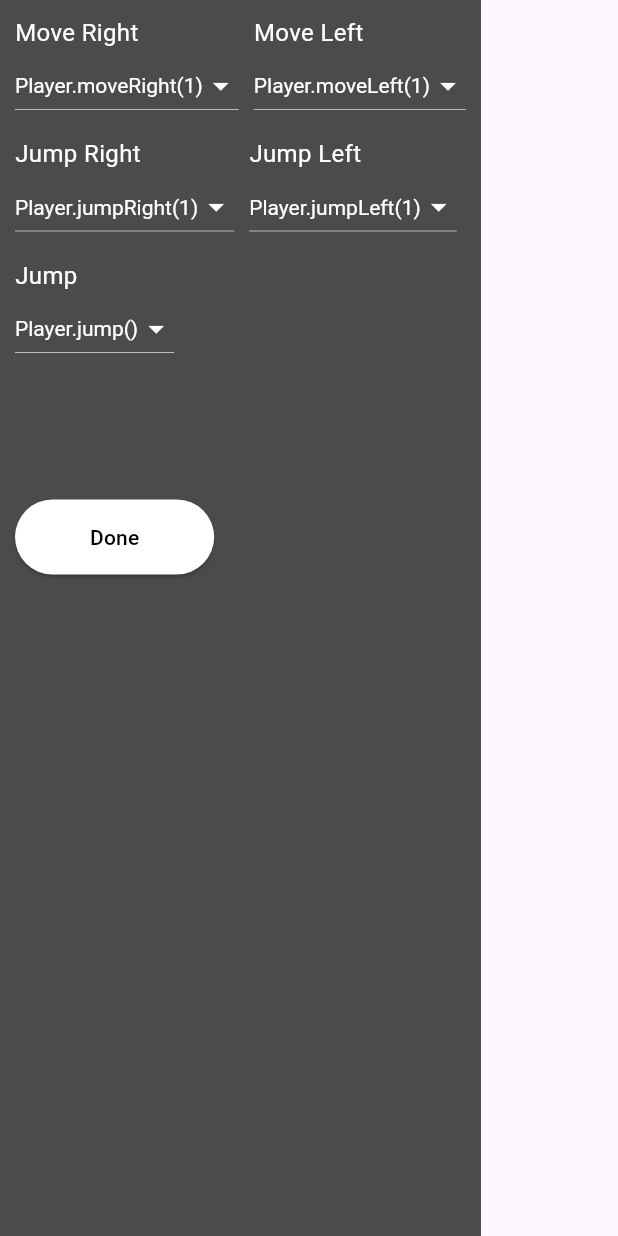
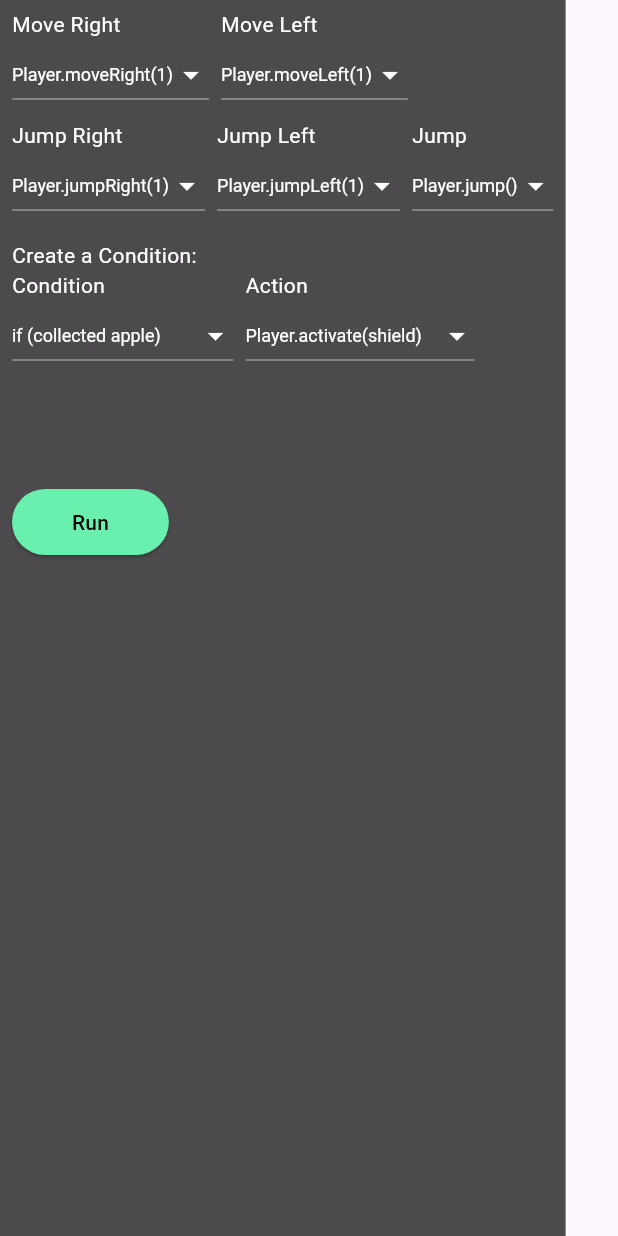
Before and after one commit to SachchitBalamurugan/pandabyteGame, a Flutter app: the MenuOverlay widget shown alone on an empty page, opened directly with empty values, on a phone screen of 412 x 824 dp. Run offline on Flutter 3.47's test engine with Material 3 defaults, Android fonts, the phone set to English and light mode, and no system bars; missing offline and left inert: flame, flame_tiled.

Commit message:
Added a if condition overlay with shield logic done

```diff
--- a/lib/components/fruit.dart
+++ b/lib/components/fruit.dart
@@ -1,10 +1,12 @@
 import 'dart:async';
-
+import 'package:game_pandabyte/menu_overlay.dart';
 import 'package:flame/collisions.dart';
 import 'package:flame/components.dart';
 import 'package:game_pandabyte/components/custom_hitbox.dart';
+import 'package:game_pandabyte/menu_overlay.dart';
 import 'package:game_pandabyte/pixel_adventure.dart';
 import 'package:game_pandabyte/screens/Course.dart';
+double shield = 0;
 class Fruit extends SpriteAnimationComponent with HasGameRef<PixelAdventure>, CollisionCallbacks{
   final String fruit;
   Fruit({
@@ -49,6 +51,11 @@ class Fruit extends SpriteAnimationComponent with HasGameRef<PixelAdventure>, Co
 
   void collidingWithPlayer() {
     if(!_collected) {
+      if (collectedF ==1){
+        shield = 1;
+        collectedF=0;
+      }
+
       animation = SpriteAnimation.fromFrameData(
           game.images.fromCache('Items/Fruits/Collected.png'),
           SpriteAnimationData.sequenced(
--- a/lib/components/player.dart
+++ b/lib/components/player.dart
@@ -5,6 +5,7 @@ import 'package:flutter/services.dart';
 import 'package:game_pandabyte/components/collision_block.dart';
 import 'package:game_pandabyte/components/custom_hitbox.dart';
 import 'package:game_pandabyte/components/utils.dart';
+import 'package:game_pandabyte/menu_overlay.dart';
 import 'dart:async';
 
 import 'package:game_pandabyte/pixel_adventure.dart';
@@ -66,6 +67,11 @@ class Player extends SpriteAnimationGroupComponent
 
   @override
   void update(double dt) {
+    if(collectedF ==1){
+      final neonGreenColor = Color(0x8000FF00); // Neon green with 50% transparency (alpha 0x80)
+      this.paint = Paint()
+        ..colorFilter = ColorFilter.mode(neonGreenColor, BlendMode.overlay);
+    }
     // Wait until isMoveRequested is true to proceed with movement logic
     if (isMoveRequested == 0) {
       // Move left by 1 step
@@ -443,22 +449,28 @@ class Player extends SpriteAnimationGroupComponent
   }
 
   void _respawn() {
+    if (shield != 1) {
       const hitDuration = Duration(milliseconds: 350);
       const appearingDuration = Duration(milliseconds: 350);
       const canMoveDuration = Duration(milliseconds: 400);
       gotHit = true;
       current = PlayerState.hit;
-    Future.delayed(hitDuration,(){
+      Future.delayed(hitDuration, () {
         scale.x = 1;
         position = startingPosition - Vector2.all(32);
-      current= PlayerState.appearing;
-      Future.delayed(appearingDuration,(){
+        current = PlayerState.appearing;
+        Future.delayed(appearingDuration, () {
           velocity = Vector2.zero();
           position = startingPosition;
           _updatePlayerState();
-        Future.delayed(canMoveDuration, ()=>gotHit = false);
+          Future.delayed(canMoveDuration, () => gotHit = false);
         });
       });
       //position = startingPosition;
+    } else {
+      final neonGreenColor = Color(0x8000FF00); // Neon green with 50% transparency (alpha 0x80)
+      this.paint = Paint()
+        ..colorFilter = ColorFilter.mode(neonGreenColor, BlendMode.overlay);
     }
   }
+}
--- a/lib/menu_overlay.dart
+++ b/lib/menu_overlay.dart
@@ -1,6 +1,8 @@
 import 'package:flutter/material.dart';
 import 'pixel_adventure.dart';
 import 'components/player.dart';
+
+double collectedF=0;
 
 class MenuOverlay extends StatefulWidget {
   const MenuOverlay({
@@ -22,6 +24,8 @@ class _MenuOverlayState extends State<MenuOverlay> {
   String _selectedJumpRight = 'Player.jumpRight(1)';
   String _selectedJumpLeft = 'Player.jumpLeft(1)';
   String _selectedJump = 'Player.jump()';
+  String _selectedCondition = 'if (collected apple)';
+  String _selectedAction = 'Player.activate(shield)';
 
   final List<String> _moveRightOptions = [
     'Player.moveRight(1)',
@@ -52,21 +56,28 @@ class _MenuOverlayState extends State<MenuOverlay> {
   ];
 
   List<String> _commandsInCodeSpace = [];
+  final List<String> _conditionOptions = [
+    'if (collected apple)',
+    'if (player health < 50)',
+    'if (time remaining < 10)',
+  ];
+
+  final List<String> _actionOptions = [
+    'Player.activate(shield)',
+    'Player.gainHealth(10)',
+    'Player.increaseSpeed(2)',
+  ];
 
   void _handleCommand(String command) {
     if (command == 'Player.moveRight(1)') {
       isMoveRequested = 2;
     } else if (command == 'Player.moveRight(2)') {
       isMoveRequested = 20;
-
-    }
-    else if (command == 'Player.moveRight(3)'){
-      isMoveRequested=30;
-    }
-    else if (command == 'Player.moveRight(4)'){
-      isMoveRequested=40;
-    } else
-    if (command == 'Player.moveLeft(1)') {
+    } else if (command == 'Player.moveRight(3)') {
+      isMoveRequested = 30;
+    } else if (command == 'Player.moveRight(4)') {
+      isMoveRequested = 40;
+    } else if (command == 'Player.moveLeft(1)') {
       isMoveRequested = 0;
     } else if (command == 'Player.moveLeft(2)') {
       isMoveRequested = 50;
@@ -74,18 +85,15 @@ class _MenuOverlayState extends State<MenuOverlay> {
       isMoveRequested = 60;
     } else if (command == 'Player.moveLeft(4)') {
       isMoveRequested = 70;
-    } else
-    if (command == 'Player.jumpRight(1)') {
+    } else if (command == 'Player.jumpRight(1)') {
       isMoveRequested = 3;
     } else if (command == 'Player.jumpRight(2)') {
       isMoveRequested = 80;
     } else if (command == 'Player.jumpRight(3)') {
       isMoveRequested = 90;
-    }else if (command == 'Player.jumpRight(4)') {
+    } else if (command == 'Player.jumpRight(4)') {
       isMoveRequested = 100;
-    }
-    else
-    if (command == 'Player.jumpLeft(1)') {
+    } else if (command == 'Player.jumpLeft(1)') {
       isMoveRequested = 4;
     } else if (command == 'Player.jumpLeft(2)') {
       isMoveRequested = 110;
@@ -93,17 +101,46 @@ class _MenuOverlayState extends State<MenuOverlay> {
       isMoveRequested = 120;
     } else if (command == 'Player.jumpLeft(4)') {
       isMoveRequested = 130;
+    } else if (command == 'Player.jump()') {
+      isMoveRequested = 5;
     }
-    else if (command == 'Player.jump()') {
-      isMoveRequested = 5;
+    _checkConditionsAndActions(command);
+  }
+  //if and action logic
+  void _checkConditionsAndActions(String command) {
+    if (command.contains('if (collected apple)') && command.contains('Player.activate(shield)')) {
+      collectedF = 1;
+      print('Condition: collected apple | Action: activate shield');
+    } else if (command.contains('if (collected apple)') && command.contains('Player.gainHealth(10)')) {
+      print('Condition: collected apple | Action: gain health');
+    } else if (command.contains('if (collected apple)') && command.contains('Player.increaseSpeed(2)')) {
+      print('Condition: collected apple | Action: increase speed');
+    } else if (command.contains('if (player health < 50)') && command.contains('Player.activate(shield)')) {
+      print('Condition: player health < 50 | Action: activate shield');
+    } else if (command.contains('if (player health < 50)') && command.contains('Player.gainHealth(10)')) {
+      print('Condition: player health < 50 | Action: gain health');
+    } else if (command.contains('if (player health < 50)') && command.contains('Player.increaseSpeed(2)')) {
+      print('Condition: player health < 50 | Action: increase speed');
+    } else if (command.contains('if (time remaining < 10)') && command.contains('Player.activate(shield)')) {
+      print('Condition: time remaining < 10 | Action: activate shield');
+    } else if (command.contains('if (time remaining < 10)') && command.contains('Player.gainHealth(10)')) {
+      print('Condition: time remaining < 10 | Action: gain health');
+    } else if (command.contains('if (time remaining < 10)') && command.contains('Player.increaseSpeed(2)')) {
+      print('Condition: time remaining < 10 | Action: increase speed');
     }
   }
 
   void _runCommand() {
-    for (var command in _commandsInCodeSpace) {
-      _handleCommand(command);
+    setState(() {
+      // Execute the latest command only
+      if (_commandsInCodeSpace.isNotEmpty) {
+        String latestCommand = _commandsInCodeSpace.last;
+        _handleCommand(latestCommand);  // Execute the latest command
+        print('Running command: $latestCommand');
+        // Clear the commands after running
+        _commandsInCodeSpace.clear();
       }
-    print('Running: $_commandsInCodeSpace');
+    });
   }
 
   void _cancelCommand(String command) {
@@ -118,12 +155,6 @@ class _MenuOverlayState extends State<MenuOverlay> {
     }
   }
 
-  void _completeAndNavigate() {
-    _runCommand();
-    setState(() {});
-    Navigator.pop(context);
-  }
-
   @override
   Widget build(BuildContext context) {
     return Positioned(
@@ -133,203 +164,89 @@ class _MenuOverlayState extends State<MenuOverlay> {
       child: Material(
         color: Colors.transparent,
         child: Container(
-          padding: EdgeInsets.all(10),
+          padding: EdgeInsets.symmetric(horizontal: 8, vertical: 6),
           color: Colors.black.withOpacity(0.7),
           child: Column(
             crossAxisAlignment: CrossAxisAlignment.start,
             children: [
-              // Wrap dropdowns in a Row with wrap behavior
               Wrap(
-                spacing: 10, // Spacing between dropdowns
-                runSpacing: 10, // Spacing between lines when wrapping
+                spacing: 8,
+                runSpacing: 6,
                 children: [
-                  // Move Right Dropdown with label
-                  Flexible(
-                    child: Column(
-                      crossAxisAlignment: CrossAxisAlignment.start,
-                      children: [
-                        Text(
-                          'Move Right',
-                          style: TextStyle(color: Colors.white, fontSize: 16),
-                        ),
-                        DropdownButton<String>(
-                          value: _selectedMoveRight,
-                          items: _moveRightOptions
-                              .map((String option) =>
-                              DropdownMenuItem<String>(
-                                value: option,
-                                child: Text(option,
-                                    style: TextStyle(color: Colors.white)),
-                              ))
-                              .toList(),
-                          onChanged: (String? newValue) {
+                  _buildDropdown('Move Right', _selectedMoveRight, _moveRightOptions, (newValue) {
                     setState(() {
                       _selectedMoveRight = newValue!;
-                              _commandsInCodeSpace.add(_selectedMoveRight);
-                              _handleCommand(_selectedMoveRight);
+                      _commandsInCodeSpace = [_selectedMoveRight];  // Update to only include the latest selection
                     });
-                          },
-                          dropdownColor: Colors.black,
-                          iconEnabledColor: Colors.white,
-                          style: TextStyle(color: Colors.white),
-                        ),
+                  }),
+                  _buildDropdown('Move Left', _selectedMoveLeft, _moveLeftOptions, (newValue) {
+                    setState(() {
+                      _selectedMoveLeft = newValue!;
+                      _commandsInCodeSpace = [_selectedMoveLeft];  // Update to only include the latest selection
+                    });
+                  }),
+                  _buildDropdown('Jump Right', _selectedJumpRight, _jumpRightOptions, (newValue) {
+                    setState(() {
+                      _selectedJumpRight = newValue!;
+                      _commandsInCodeSpace = [_selectedJumpRight];  // Update to only include the latest selection
+                    });
+                  }),
+                  _buildDropdown('Jump Left', _selectedJumpLeft, _jumpLeftOptions, (newValue) {
+                    setState(() {
+                      _selectedJumpLeft = newValue!;
+                      _commandsInCodeSpace = [_selectedJumpLeft];  // Update to only include the latest selection
+                    });
+                  }),
+                  _buildDropdown('Jump', _selectedJump, _jumpOptions, (newValue) {
+                    setState(() {
+                      _selectedJump = newValue!;
+                      _commandsInCodeSpace = [_selectedJump];  // Update to only include the latest selection
+                    });
+                  }),
                 ],
               ),
+              SizedBox(height: 12),
+              Text(
+                'Create a Condition:',
+                style: TextStyle(color: Colors.white, fontSize: 14),
               ),
-                  // Move Left Dropdown with label
-                  Flexible(
-                    child: Column(
-                      crossAxisAlignment: CrossAxisAlignment.start,
+              Wrap(
+                spacing: 8,
+                runSpacing: 6,
                 children: [
-                        Text(
-                          'Move Left',
-                          style: TextStyle(color: Colors.white, fontSize: 16),
-                        ),
-                        DropdownButton<String>(
-                          value: _selectedMoveLeft,
-                          items: _moveLeftOptions
-                              .map((String option) =>
-                              DropdownMenuItem<String>(
-                                value: option,
-                                child: Text(option,
-                                    style: TextStyle(color: Colors.white)),
-                              ))
-                              .toList(),
-                          onChanged: (String? newValue) {
+                  _buildDropdown('Condition', _selectedCondition, _conditionOptions, (newValue) {
                     setState(() {
-                              _selectedMoveLeft = newValue!;
-                              _commandsInCodeSpace.add(_selectedMoveLeft);
-                              _handleCommand(_selectedMoveLeft);
+                      _selectedCondition = newValue!;
                     });
-                          },
-                          dropdownColor: Colors.black,
-                          iconEnabledColor: Colors.white,
-                          style: TextStyle(color: Colors.white),
-                        ),
+                  }),
+                  _buildDropdown('Action', _selectedAction, _actionOptions, (newValue) {
+                    setState(() {
+                      _selectedAction = newValue!;
+                      String conditionalCommand = '$_selectedCondition { $_selectedAction; }';
+                      _commandsInCodeSpace = [conditionalCommand];  // Update to only include the latest selection
+                    });
+                  }),
                 ],
               ),
-                  ),
-                  // Jump Right Dropdown with label
-                  Flexible(
-                    child: Column(
-                      crossAxisAlignment: CrossAxisAlignment.start,
-                      children: [
-                        Text(
-                          'Jump Right',
-                          style: TextStyle(color: Colors.white, fontSize: 16),
-                        ),
-                        DropdownButton<String>(
-                          value: _selectedJumpRight,
-                          items: _jumpRightOptions
-                              .map((String option) =>
-                              DropdownMenuItem<String>(
-                                value: option,
-                                child: Text(option,
-                                    style: TextStyle(color: Colors.white)),
-                              ))
-                              .toList(),
-                          onChanged: (String? newValue) {
-                            setState(() {
-                              _selectedJumpRight = newValue!;
-                              _commandsInCodeSpace.add(_selectedJumpRight);
-                              _handleCommand(_selectedJumpRight);
-                            });
-                          },
-                          dropdownColor: Colors.black,
-                          iconEnabledColor: Colors.white,
-                          style: TextStyle(color: Colors.white),
-                        ),
-                      ],
-                    ),
-                  ),
-                  // Jump Left Dropdown with label
-                  Flexible(
-                    child: Column(
-                      crossAxisAlignment: CrossAxisAlignment.start,
-                      children: [
-                        Text(
-                          'Jump Left',
-                          style: TextStyle(color: Colors.white, fontSize: 16),
-                        ),
-                        DropdownButton<String>(
-                          value: _selectedJumpLeft,
-                          items: _jumpLeftOptions
-                              .map((String option) =>
-                              DropdownMenuItem<String>(
-                                value: option,
-                                child: Text(option,
-                                    style: TextStyle(color: Colors.white)),
-                              ))
-                              .toList(),
-                          onChanged: (String? newValue) {
-                            setState(() {
-                              _selectedJumpLeft = newValue!;
-                              _commandsInCodeSpace.add(_selectedJumpLeft);
-                              _handleCommand(_selectedJumpLeft);
-                            });
-                          },
-                          dropdownColor: Colors.black,
-                          iconEnabledColor: Colors.white,
-                          style: TextStyle(color: Colors.white),
-                        ),
-                      ],
-                    ),
-                  ),
-                  // Jump Dropdown with label
-                  Flexible(
-                    child: Column(
-                      crossAxisAlignment: CrossAxisAlignment.start,
-                      children: [
-                        Text(
-                          'Jump',
-                          style: TextStyle(color: Colors.white, fontSize: 16),
-                        ),
-                        DropdownButton<String>(
-                          value: _selectedJump,
-                          items: _jumpOptions
-                              .map((String option) =>
-                              DropdownMenuItem<String>(
-                                value: option,
-                                child: Text(option,
-                                    style: TextStyle(color: Colors.white)),
-                              ))
-                              .toList(),
-                          onChanged: (String? newValue) {
-                            setState(() {
-                              _selectedJump = newValue!;
-                              _commandsInCodeSpace.add(_selectedJump);
-                              _handleCommand(_selectedJump);
-                            });
-                          },
-                          dropdownColor: Colors.black,
-                          iconEnabledColor: Colors.white,
-                          style: TextStyle(color: Colors.white),
-                        ),
-                      ],
-                    ),
-                  ),
-                ],
-              ),
-              SizedBox(height: 10),
+              SizedBox(height: 8),
               Container(
-                height: 70, // Fixed height for the scrollable section
+                height: 60,
                 child: SingleChildScrollView(
                   child: Column(
                     children: _commandsInCodeSpace
                         .map(
-                          (command) =>
-                          Row(
+                          (command) => Row(
                         children: [
                           Container(
-                                padding: EdgeInsets.all(10),
+                            padding: EdgeInsets.symmetric(horizontal: 8, vertical: 4),
                             color: Colors.white,
                             child: Text(
                               command,
-                                  style: TextStyle(color: Colors.black),
+                              style: TextStyle(color: Colors.black, fontSize: 12),
                             ),
                           ),
                           IconButton(
-                                icon: Icon(Icons.close, color: Colors.white),
+                            icon: Icon(Icons.close, color: Colors.white, size: 16),
                             onPressed: () => _cancelCommand(command),
                           ),
                         ],
@@ -339,14 +256,19 @@ class _MenuOverlayState extends State<MenuOverlay> {
                   ),
                 ),
               ),
-              SizedBox(height: 10),
+              SizedBox(height: 8),
+              Wrap(
+                spacing: 16, // Space between buttons
+                children: [
                   ElevatedButton(
-                onPressed: _completeAndNavigate,
-                child: Text('Done', style: TextStyle(color: Colors.black)),
+                    onPressed: _runCommand,
+                    child: Text('Run', style: TextStyle(color: Colors.black, fontSize: 14)),
                     style: ElevatedButton.styleFrom(
-                  backgroundColor: Colors.white,
-                  padding: EdgeInsets.symmetric(horizontal: 50, vertical: 15),
+                      backgroundColor: Colors.greenAccent, // Neon green color
+                      padding: EdgeInsets.symmetric(horizontal: 40, vertical: 12),
                     ),
+                  ),
+                ],
               ),
             ],
           ),
@@ -354,4 +276,32 @@ class _MenuOverlayState extends State<MenuOverlay> {
       ),
     );
   }
+
+  Widget _buildDropdown(
+      String label, String selectedValue, List<String> options, ValueChanged<String?> onChanged) {
+    return Flexible(
+      child: Column(
+        crossAxisAlignment: CrossAxisAlignment.start,
+        children: [
+          Text(
+            label,
+            style: TextStyle(color: Colors.white, fontSize: 14),
+          ),
+          DropdownButton<String>(
+            value: selectedValue,
+            items: options
+                .map((option) => DropdownMenuItem<String>(
+              value: option,
+              child: Text(option, style: TextStyle(color: Colors.white, fontSize: 12)),
+            ))
+                .toList(),
+            onChanged: onChanged,
+            dropdownColor: Colors.black,
+            iconEnabledColor: Colors.white,
+            style: TextStyle(color: Colors.white, fontSize: 12),
+          ),
+        ],
+      ),
+    );
   }
+}
```
Also changed, not shown: 4 other files. Lines whose indentation alone changed are shown as unchanged.
